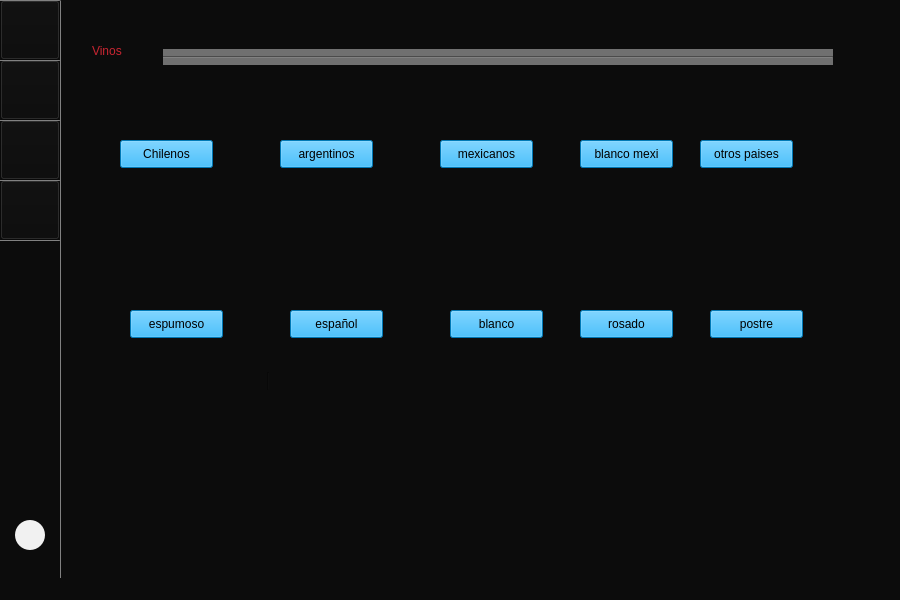
Qt form Restaurante/Mesero/principal_mesero.ui (camvaz/restaurante-ihc) before a commit.
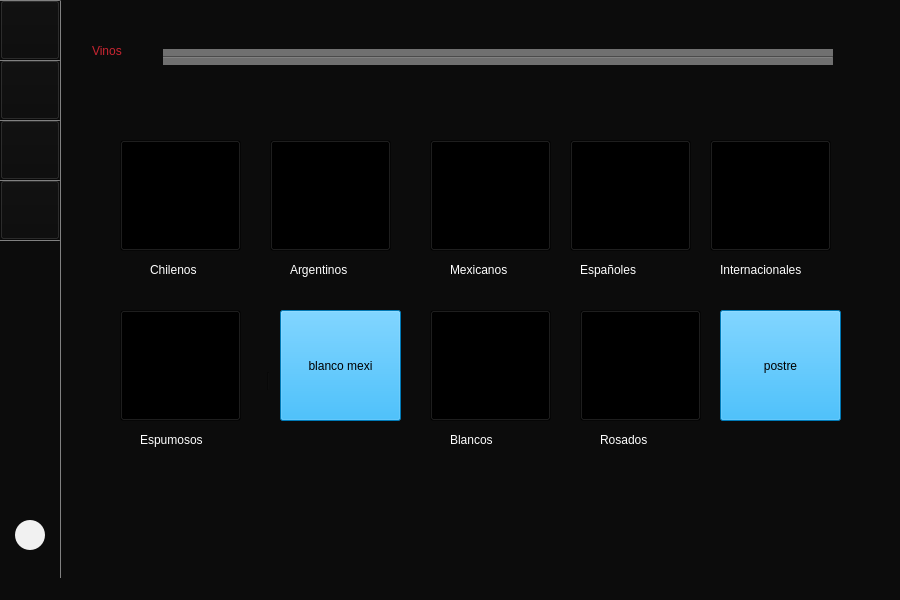
The same form after that commit. The open tabs and pages were chosen to show the change.

Commit message: colocar iconos de vinos

The edit to the form file:
```diff
--- a/Restaurante/Mesero/principal_mesero.ui
+++ b/Restaurante/Mesero/principal_mesero.ui
@@ -3095,59 +3095,77 @@
        <rect>
         <x>40</x>
         <y>140</y>
-        <width>93</width>
-        <height>28</height>
+        <width>121</width>
+        <height>111</height>
        </rect>
       </property>
       <property name="cursor">
        <cursorShape>OpenHandCursor</cursorShape>
       </property>
       <property name="styleSheet">
-       <string notr="true">background-color: rgb(0, 170, 255);</string>
+       <string notr="true">background-color: transparent;</string>
       </property>
       <property name="text">
-       <string>Chilenos</string>
+       <string> </string>
+      </property>
+      <property name="iconSize">
+       <size>
+        <width>180</width>
+        <height>140</height>
+       </size>
       </property>
      </widget>
      <widget class="QPushButton" name="argentinos">
       <property name="geometry">
        <rect>
-        <x>200</x>
+        <x>190</x>
         <y>140</y>
-        <width>93</width>
-        <height>28</height>
+        <width>121</width>
+        <height>111</height>
        </rect>
       </property>
       <property name="styleSheet">
-       <string notr="true">background-color: rgb(0, 170, 255);</string>
+       <string notr="true">background-color: transparent;</string>
       </property>
       <property name="text">
-       <string>argentinos</string>
+       <string> </string>
+      </property>
+      <property name="iconSize">
+       <size>
+        <width>150</width>
+        <height>140</height>
+       </size>
       </property>
      </widget>
      <widget class="QPushButton" name="mexicanos">
       <property name="geometry">
        <rect>
-        <x>360</x>
+        <x>350</x>
         <y>140</y>
-        <width>93</width>
-        <height>28</height>
+        <width>121</width>
+        <height>111</height>
        </rect>
       </property>
       <property name="styleSheet">
-       <string notr="true">background-color: rgb(0, 170, 255);</string>
+       <string notr="true">background-color: transparent;</string>
       </property>
       <property name="text">
-       <string>mexicanos</string>
+       <string> </string>
+      </property>
+      <property name="iconSize">
+       <size>
+        <width>150</width>
+        <height>140</height>
+       </size>
       </property>
      </widget>
      <widget class="QPushButton" name="blanco_mexi">
       <property name="geometry">
        <rect>
-        <x>500</x>
-        <y>140</y>
-        <width>93</width>
-        <height>28</height>
+        <x>200</x>
+        <y>310</y>
+        <width>121</width>
+        <height>111</height>
        </rect>
       </property>
       <property name="styleSheet">
@@ -3161,26 +3179,35 @@
      <widget class="QPushButton" name="otro_paises">
       <property name="geometry">
        <rect>
-        <x>620</x>
-        <y>140</y>
-        <width>93</width>
-        <height>28</height>
-       </rect>
-      </property>
-      <property name="styleSheet">
-       <string notr="true">background-color: rgb(0, 170, 255);</string>
-      </property>
-      <property name="text">
-       <string>otros paises</string>
-      </property>
-     </widget>
-     <widget class="QPushButton" name="postre">
-      <property name="geometry">
-       <rect>
         <x>630</x>
+        <y>140</y>
+        <width>121</width>
+        <height>111</height>
+       </rect>
+      </property>
+      <property name="cursor">
+       <cursorShape>OpenHandCursor</cursorShape>
+      </property>
+      <property name="styleSheet">
+       <string notr="true">background-color: transparent;</string>
+      </property>
+      <property name="text">
+       <string> </string>
+      </property>
+      <property name="iconSize">
+       <size>
+        <width>150</width>
+        <height>140</height>
+       </size>
+      </property>
+     </widget>
+     <widget class="QPushButton" name="postre">
+      <property name="geometry">
+       <rect>
+        <x>640</x>
         <y>310</y>
-        <width>93</width>
-        <height>28</height>
+        <width>121</width>
+        <height>111</height>
        </rect>
       </property>
       <property name="styleSheet">
@@ -3193,17 +3220,23 @@
      <widget class="QPushButton" name="espumuso">
       <property name="geometry">
        <rect>
-        <x>50</x>
+        <x>40</x>
         <y>310</y>
-        <width>93</width>
-        <height>28</height>
+        <width>121</width>
+        <height>111</height>
        </rect>
       </property>
       <property name="styleSheet">
-       <string notr="true">background-color: rgb(0, 170, 255);</string>
+       <string notr="true">background-color: transparent;</string>
       </property>
       <property name="text">
-       <string>espumoso</string>
+       <string> </string>
+      </property>
+      <property name="iconSize">
+       <size>
+        <width>100</width>
+        <height>100</height>
+       </size>
       </property>
      </widget>
      <widget class="QPushButton" name="rosado">
@@ -3211,47 +3244,65 @@
        <rect>
         <x>500</x>
         <y>310</y>
-        <width>93</width>
-        <height>28</height>
+        <width>121</width>
+        <height>111</height>
        </rect>
       </property>
       <property name="styleSheet">
-       <string notr="true">background-color: rgb(0, 170, 255);</string>
+       <string notr="true">background-color: transparent;</string>
       </property>
       <property name="text">
-       <string>rosado</string>
+       <string> </string>
+      </property>
+      <property name="iconSize">
+       <size>
+        <width>100</width>
+        <height>100</height>
+       </size>
       </property>
      </widget>
      <widget class="QPushButton" name="espanol">
       <property name="geometry">
        <rect>
-        <x>210</x>
-        <y>310</y>
-        <width>93</width>
-        <height>28</height>
+        <x>490</x>
+        <y>140</y>
+        <width>121</width>
+        <height>111</height>
        </rect>
       </property>
       <property name="styleSheet">
-       <string notr="true">background-color: rgb(0, 170, 255);</string>
+       <string notr="true">background-color: transparent;</string>
       </property>
       <property name="text">
-       <string>español</string>
+       <string> </string>
+      </property>
+      <property name="iconSize">
+       <size>
+        <width>150</width>
+        <height>140</height>
+       </size>
       </property>
      </widget>
      <widget class="QPushButton" name="blanco">
       <property name="geometry">
        <rect>
-        <x>370</x>
+        <x>350</x>
         <y>310</y>
-        <width>93</width>
-        <height>28</height>
+        <width>121</width>
+        <height>111</height>
        </rect>
       </property>
       <property name="styleSheet">
-       <string notr="true">background-color: rgb(0, 170, 255);</string>
+       <string notr="true">background-color: transparent;</string>
       </property>
       <property name="text">
-       <string>blanco</string>
+       <string> </string>
+      </property>
+      <property name="iconSize">
+       <size>
+        <width>100</width>
+        <height>100</height>
+       </size>
       </property>
      </widget>
      <widget class="QLabel" name="label_540">
@@ -3300,6 +3351,125 @@
        <enum>Qt::Horizontal</enum>
       </property>
      </widget>
+     <widget class="QLabel" name="label_31">
+      <property name="geometry">
+       <rect>
+        <x>70</x>
+        <y>260</y>
+        <width>70</width>
+        <height>20</height>
+       </rect>
+      </property>
+      <property name="styleSheet">
+       <string notr="true">color: rgb(255, 255, 255);
+font: 10pt &quot;MS Shell Dlg 2&quot;;</string>
+      </property>
+      <property name="text">
+       <string>Chilenos</string>
+      </property>
+     </widget>
+     <widget class="QLabel" name="label_42">
+      <property name="geometry">
+       <rect>
+        <x>210</x>
+        <y>260</y>
+        <width>90</width>
+        <height>20</height>
+       </rect>
+      </property>
+      <property name="styleSheet">
+       <string notr="true">color: rgb(255, 255, 255);
+font: 10pt &quot;MS Shell Dlg 2&quot;;</string>
+      </property>
+      <property name="text">
+       <string>Argentinos</string>
+      </property>
+     </widget>
+     <widget class="QLabel" name="label_43">
+      <property name="geometry">
+       <rect>
+        <x>370</x>
+        <y>260</y>
+        <width>90</width>
+        <height>20</height>
+       </rect>
+      </property>
+      <property name="styleSheet">
+       <string notr="true">color: rgb(255, 255, 255);
+font: 10pt &quot;MS Shell Dlg 2&quot;;</string>
+      </property>
+      <property name="text">
+       <string>Mexicanos</string>
+      </property>
+     </widget>
+     <widget class="QLabel" name="label_44">
+      <property name="geometry">
+       <rect>
+        <x>640</x>
+        <y>260</y>
+        <width>120</width>
+        <height>20</height>
+       </rect>
+      </property>
+      <property name="styleSheet">
+       <string notr="true">color: rgb(255, 255, 255);
+font: 10pt &quot;MS Shell Dlg 2&quot;;</string>
+      </property>
+      <property name="text">
+       <string>Internacionales</string>
+      </property>
+     </widget>
+     <widget class="QLabel" name="label_45">
+      <property name="geometry">
+       <rect>
+        <x>60</x>
+        <y>430</y>
+        <width>90</width>
+        <height>20</height>
+       </rect>
+      </property>
+      <property name="styleSheet">
+       <string notr="true">color: rgb(255, 255, 255);
+font: 10pt &quot;MS Shell Dlg 2&quot;;</string>
+      </property>
+      <property name="text">
+       <string>Espumosos</string>
+      </property>
+     </widget>
+     <widget class="QLabel" name="label_46">
+      <property name="geometry">
+       <rect>
+        <x>500</x>
+        <y>260</y>
+        <width>90</width>
+        <height>20</height>
+       </rect>
+      </property>
+      <property name="styleSheet">
+       <string notr="true">color: rgb(255, 255, 255);
+font: 10pt &quot;MS Shell Dlg 2&quot;;</string>
+      </property>
+      <property name="text">
+       <string>Españoles</string>
+      </property>
+     </widget>
+     <widget class="QLabel" name="label_47">
+      <property name="geometry">
+       <rect>
+        <x>370</x>
+        <y>430</y>
+        <width>90</width>
+        <height>20</height>
+       </rect>
+      </property>
+      <property name="styleSheet">
+       <string notr="true">color: rgb(255, 255, 255);
+font: 10pt &quot;MS Shell Dlg 2&quot;;</string>
+      </property>
+      <property name="text">
+       <string>Blancos</string>
+      </property>
+     </widget>
     </widget>
     <widget class="QWidget" name="page_14">
      <widget class="QWidget" name="layoutWidget">
@@ -4337,6 +4507,23 @@
      <enum>Qt::Horizontal</enum>
     </property>
    </widget>
+   <widget class="QLabel" name="label_48">
+    <property name="geometry">
+     <rect>
+      <x>600</x>
+      <y>430</y>
+      <width>90</width>
+      <height>20</height>
+     </rect>
+    </property>
+    <property name="styleSheet">
+     <string notr="true">color: rgb(255, 255, 255);
+font: 10pt &quot;MS Shell Dlg 2&quot;;</string>
+    </property>
+    <property name="text">
+     <string>Rosados</string>
+    </property>
+   </widget>
   </widget>
   <widget class="QStatusBar" name="statusbar"/>
  </widget>
```
Left out of the diff: 26 changed lines with no effect on the pictures. The commit also changes 1 other file.
